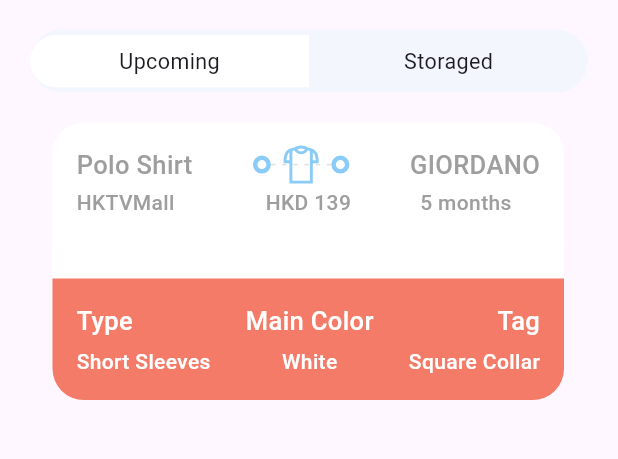
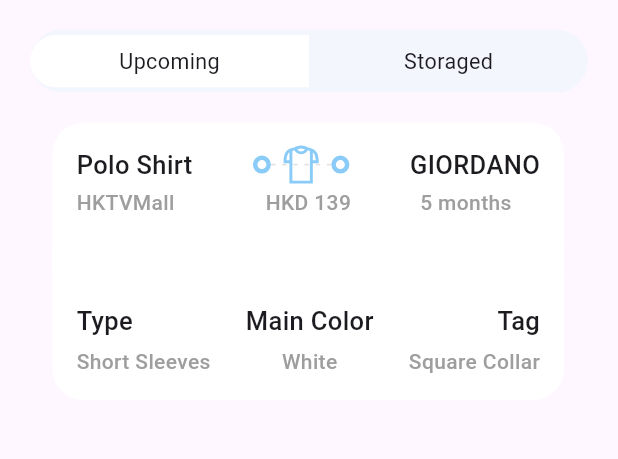
Before and after one commit to MrPeterJin/Road-to-Fullstack, a Flutter app: the OutfitScreen screen opened directly, on a phone screen of 412 x 824 dp, the part 146-605 px from its top. Run offline on Flutter 3.47's test engine with Material 2 defaults, Android fonts, the phone set to English and light mode, and no system bars; our stand-ins replace fluentui_system_icons, gap, get, line_icons.

Commit message:
Misc Update #3

```diff
--- a/lib/screens/outfit_view.dart
+++ b/lib/screens/outfit_view.dart
@@ -186,7 +186,7 @@ class OutfitView extends StatelessWidget {
             ),
             Container(
               decoration: BoxDecoration(
-                  color: Styles.orangeColor,
+                  color: isColor == null ? Styles.orangeColor : Colors.white,
                   borderRadius: BorderRadius.only(
                       bottomLeft: Radius.circular(AppLayout.getHeight(21)),
                       bottomRight: Radius.circular(AppLayout.getHeight(21)))),
@@ -204,14 +204,18 @@ class OutfitView extends StatelessWidget {
                       children: [
                         Text(
                           change['detailed info']['type'],
-                          style: Styles.headLineStyle3
-                              .copyWith(color: Colors.white),
+                          style: isColor == null
+                              ? Styles.headLineStyle3
+                                  .copyWith(color: Colors.white)
+                              : Styles.headLineStyle3,
                         ),
                         Gap(AppLayout.getHeight(5)),
                         Text(
                           change['detailed info']['class'],
-                          style: Styles.headLineStyle4
-                              .copyWith(color: Colors.white),
+                          style: isColor == null
+                              ? Styles.headLineStyle4
+                                  .copyWith(color: Colors.white)
+                              : Styles.headLineStyle4,
                         ),
                       ],
                     ),
@@ -220,14 +224,18 @@ class OutfitView extends StatelessWidget {
                       children: [
                         Text(
                           change['detailed info']['main_feature'],
-                          style: Styles.headLineStyle3
-                              .copyWith(color: Colors.white),
+                          style: isColor == null
+                              ? Styles.headLineStyle3
+                                  .copyWith(color: Colors.white)
+                              : Styles.headLineStyle3,
                         ),
                         Gap(AppLayout.getHeight(5)),
                         Text(
                           change['detailed info']['main_feature_detail'],
-                          style: Styles.headLineStyle4
-                              .copyWith(color: Colors.white),
+                          style: isColor == null
+                              ? Styles.headLineStyle4
+                                  .copyWith(color: Colors.white)
+                              : Styles.headLineStyle4,
                         ),
                       ],
                     ),
@@ -236,14 +244,18 @@ class OutfitView extends StatelessWidget {
                       children: [
                         Text(
                           change['detailed info']['specific'],
-                          style: Styles.headLineStyle3
-                              .copyWith(color: Colors.white),
+                          style: isColor == null
+                              ? Styles.headLineStyle3
+                                  .copyWith(color: Colors.white)
+                              : Styles.headLineStyle3,
                         ),
                         Gap(AppLayout.getHeight(5)),
                         Text(
                           change['detailed info']['specific_detail'],
-                          style: Styles.headLineStyle4
-                              .copyWith(color: Colors.white),
+                          style: isColor == null
+                              ? Styles.headLineStyle4
+                                  .copyWith(color: Colors.white)
+                              : Styles.headLineStyle4,
                         ),
                       ],
                     ),
--- a/lib/utils/app_style.dart
+++ b/lib/utils/app_style.dart
@@ -16,8 +16,8 @@ class Styles {
       TextStyle(fontSize: 26, color: textColor, fontWeight: FontWeight.bold);
   static TextStyle headLineStyle2 =
       TextStyle(fontSize: 21, color: textColor, fontWeight: FontWeight.bold);
-  static TextStyle headLineStyle3 = TextStyle(
-      fontSize: 17, color: Colors.grey.shade500, fontWeight: FontWeight.w500);
+  static TextStyle headLineStyle3 =
+      TextStyle(fontSize: 17, fontWeight: FontWeight.w500);
   static TextStyle headLineStyle4 = TextStyle(
       fontSize: 14, color: Colors.grey.shade500, fontWeight: FontWeight.w500);
 }
```
